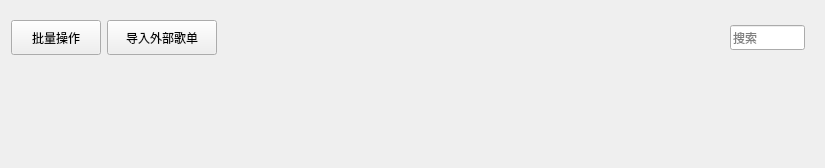
Before: the Qt Designer form KuGouStart/MyCollection/SongListWidget/SongListWidget.ui in a-mo-xi-wei/Qt-KuGouAppClient, drawn with Qt 5.
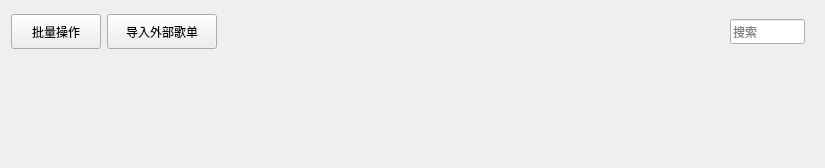
After: the same form once the commit is applied. Custom widgets are drawn as their Qt base class.

```diff
--- a/KuGouStart/MyCollection/SongListWidget/SongListWidget.ui
+++ b/KuGouStart/MyCollection/SongListWidget/SongListWidget.ui
@@ -14,6 +14,9 @@
    <string>SongListWidget</string>
   </property>
   <layout class="QVBoxLayout" name="verticalLayout">
+   <property name="topMargin">
+    <number>5</number>
+   </property>
    <item>
     <widget class="QWidget" name="widget" native="true">
      <layout class="QHBoxLayout" name="horizontalLayout">
```
